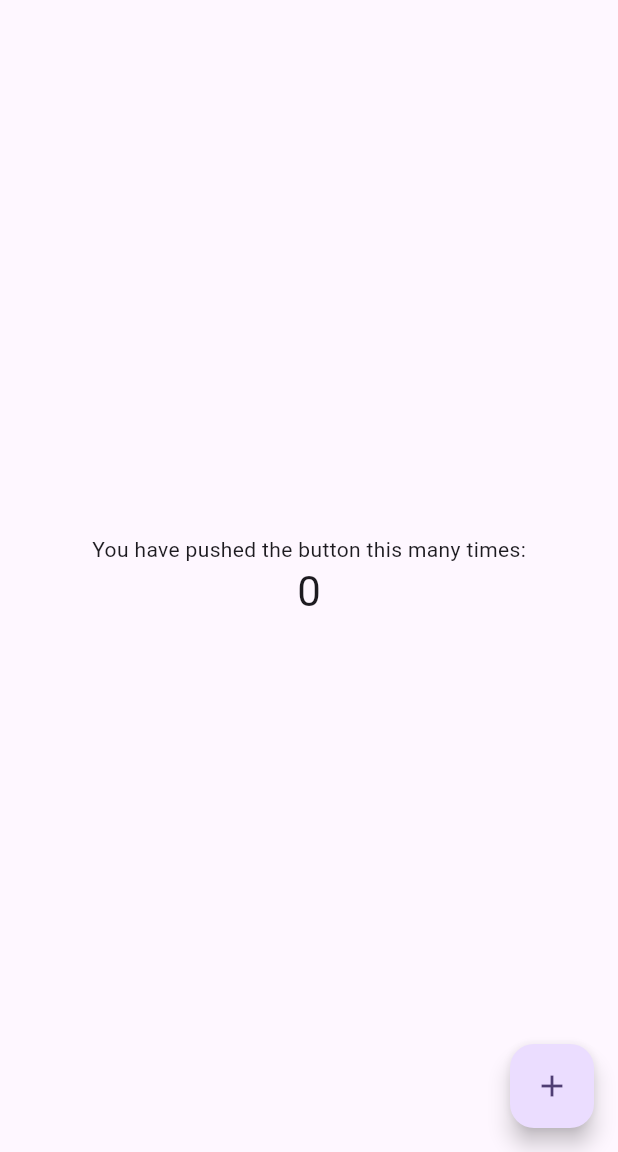
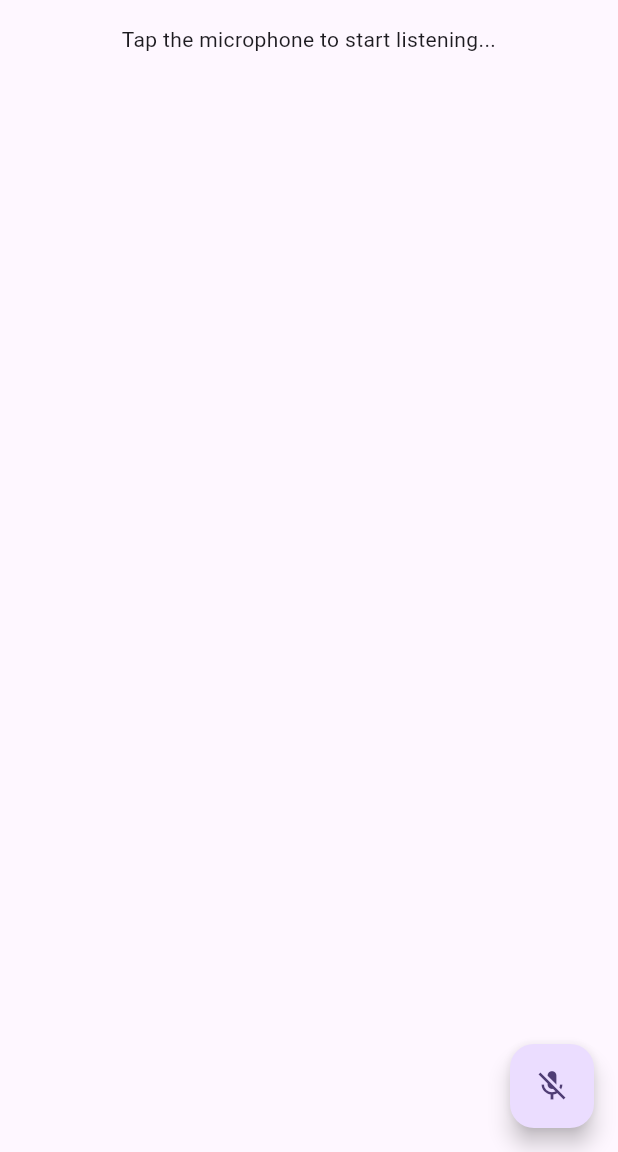
Before and after one commit to vivaldi-ch/live_translator, a Flutter app: the screen it shows after launch, on a phone screen of 412 x 824 dp, the part 84-1236 px from its top. Run offline on Flutter 3.47's test engine with Material 3 defaults, Android fonts, the light colour scheme and no system bars; our stand-ins replace flutter_dotenv, speech_to_text.

Commit message:
feat: Add speech_to_text integration

```diff
--- a/lib/src/home/presentation/home_screen.dart
+++ b/lib/src/home/presentation/home_screen.dart
@@ -1,4 +1,6 @@
 import 'package:flutter/material.dart';
+import 'package:speech_to_text/speech_recognition_result.dart';
+import 'package:speech_to_text/speech_to_text.dart';
 
 class MyHomePage extends StatefulWidget {
   const MyHomePage({super.key, required this.title});
@@ -10,11 +12,43 @@ class MyHomePage extends StatefulWidget {
 }
 
 class _MyHomePageState extends State<MyHomePage> {
-  int _counter = 0;
+  final SpeechToText _speechToText = SpeechToText();
+  bool _speechEnabled = false;
+  String _lastWords = '';
 
-  void _incrementCounter() {
+  @override
+  void initState() {
+    super.initState();
+
+    _initSpeech();
+  }
+
+  void _initSpeech() async {
+    _speechEnabled = await _speechToText.initialize();
+
+    setState(() {});
+  }
+
+  /// Each time to start a speech recognition session
+  void _startListening() async {
+    await _speechToText.listen(onResult: _onSpeechResult);
+    setState(() {});
+  }
+
+  /// Manually stop the active speech recognition session
+  /// Note that there are also timeouts that each platform enforces
+  /// and the SpeechToText plugin supports setting timeouts on the
+  /// listen method.
+  void _stopListening() async {
+    await _speechToText.stop();
+    setState(() {});
+  }
+
+  /// This is the callback that the SpeechToText plugin calls when
+  /// the platform returns recognized words.
+  void _onSpeechResult(SpeechRecognitionResult result) {
     setState(() {
-      _counter++;
+      _lastWords = result.recognizedWords;
     });
   }
 
@@ -25,24 +59,35 @@ class _MyHomePageState extends State<MyHomePage> {
         backgroundColor: Theme.of(context).colorScheme.inversePrimary,
         title: Text(widget.title),
       ),
-      body: Center(
-        child: Column(
-          mainAxisAlignment: MainAxisAlignment.center,
-          children: <Widget>[
-            const Text(
-              'You have pushed the button this many times:',
-            ),
-            Text(
-              '$_counter',
-              style: Theme.of(context).textTheme.headlineMedium,
-            ),
-          ],
+      body: Padding(
+        padding: const EdgeInsets.all(16),
+        child: Center(
+          child: Column(
+            mainAxisAlignment: MainAxisAlignment.start,
+            children: <Widget>[
+              Text(
+                _speechToText.isListening || _lastWords.isNotEmpty
+                    ? _lastWords
+                    // If listening isn't active but could be tell the user
+                    // how to start it, otherwise indicate that speech
+                    // recognition is not yet ready or not supported on
+                    // the target device
+                    : _speechEnabled
+                        ? 'Tap the microphone to start listening...'
+                        : 'Speech not available',
+                style: Theme.of(context).textTheme.bodyMedium,
+                textAlign: TextAlign.center,
+              ),
+            ],
+          ),
         ),
       ),
       floatingActionButton: FloatingActionButton(
-        onPressed: _incrementCounter,
-        tooltip: 'Increment',
-        child: const Icon(Icons.add),
+        onPressed:
+            // If not yet listening for speech start, otherwise stop
+            _speechToText.isNotListening ? _startListening : _stopListening,
+        tooltip: 'Listen',
+        child: Icon(_speechToText.isNotListening ? Icons.mic_off : Icons.mic),
       ),
     );
   }
--- a/pubspec.yaml
+++ b/pubspec.yaml
@@ -36,6 +36,7 @@ dependencies:
   # Use with the CupertinoIcons class for iOS style icons.
   cupertino_icons: ^1.0.2
   flutter_dotenv: ^6.0.0
+  speech_to_text: ^6.6.2
 
 dev_dependencies:
   flutter_test:
```
Also changed, not shown: pubspec.lock, 9 other files.
